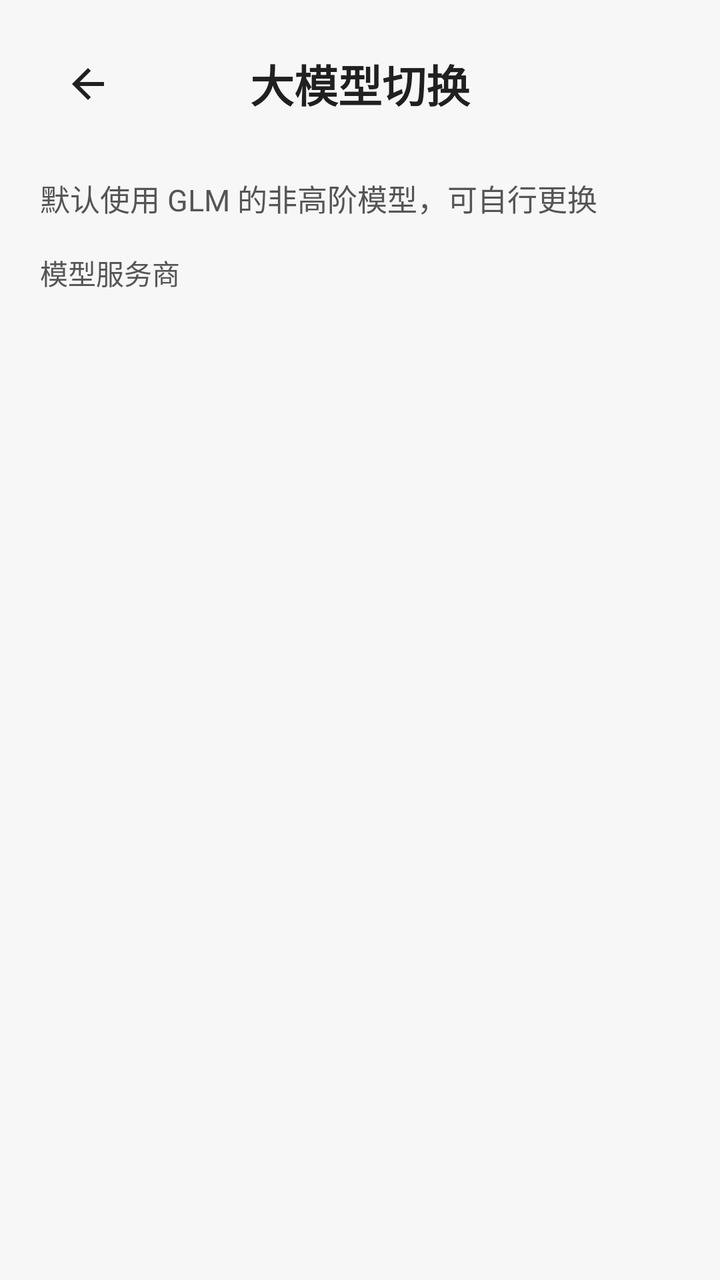
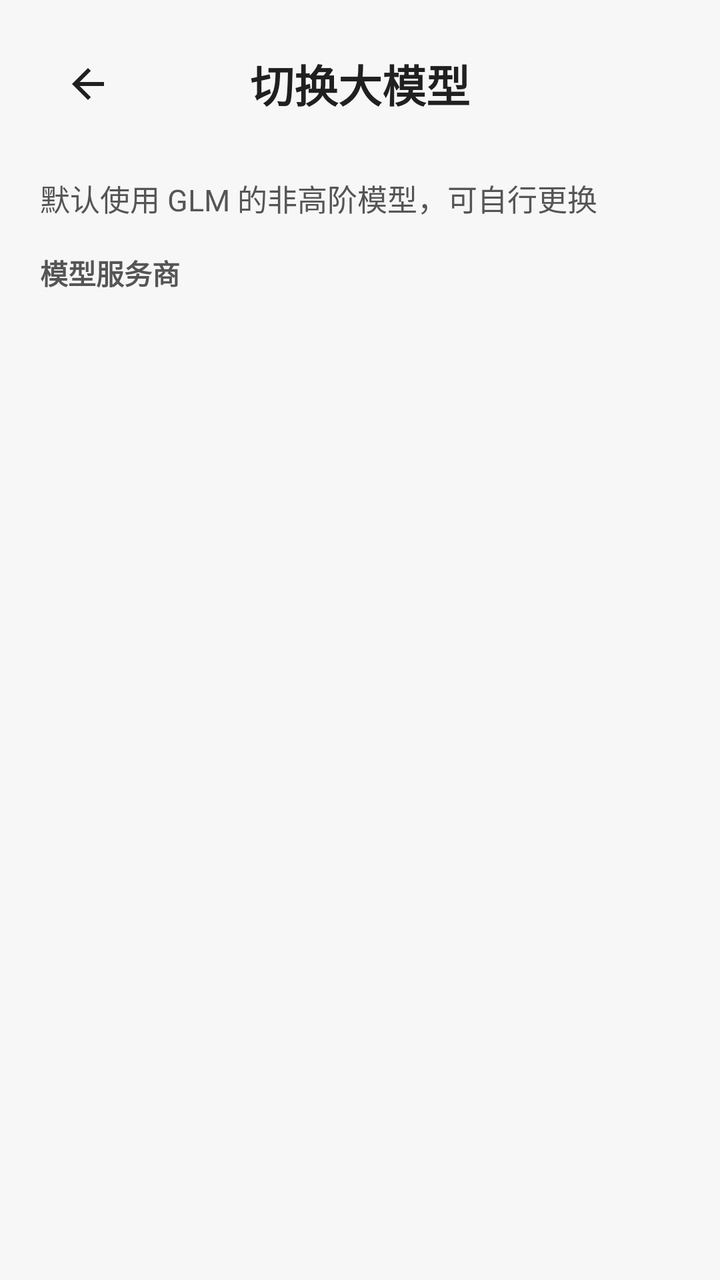

An Android layout rendered at two revisions. The XML below is the earlier revision; the diff shows what the commit changed to produce the second picture.
<!-- AndroidManifest.xml: application theme Theme.Basic -->
<!-- res/layout/fragment_reminder_provider_settings.xml -->
<?xml version="1.0" encoding="utf-8"?>
<ScrollView xmlns:android="http://schemas.android.com/apk/res/android"
    xmlns:app="http://schemas.android.com/apk/res-auto"
    android:layout_width="match_parent"
    android:layout_height="match_parent"
    android:background="#F7F7F7"
    android:clipToPadding="false"
    android:fillViewport="true"
    android:overScrollMode="never">

    <LinearLayout
        android:layout_width="match_parent"
        android:layout_height="wrap_content"
        android:orientation="vertical"
        android:paddingStart="20dp"
        android:paddingTop="14dp"
        android:paddingEnd="20dp"
        android:paddingBottom="32dp">

        <FrameLayout
            android:layout_width="match_parent"
            android:layout_height="56dp"
            android:layout_marginBottom="18dp">

            <ImageButton
                android:id="@+id/btn_provider_settings_back"
                android:layout_width="48dp"
                android:layout_height="48dp"
                android:layout_gravity="start|center_vertical"
                android:background="?attr/selectableItemBackgroundBorderless"
                android:contentDescription="@string/back"
                android:padding="12dp"
                android:src="@drawable/ic_arrow_back" />

            <TextView
                android:layout_width="match_parent"
                android:layout_height="match_parent"
                android:gravity="center"
                android:paddingStart="52dp"
                android:paddingEnd="52dp"
                android:text="@string/reminder_provider_settings"
                android:textColor="#202020"
                android:textSize="22sp"
                android:textStyle="bold" />

        </FrameLayout>

        <TextView
            android:layout_width="match_parent"
            android:layout_height="wrap_content"
            android:layout_marginBottom="16dp"
            android:text="@string/provider_default_description"
            android:textColor="#555555"
            android:textSize="15sp" />

        <TextView
            android:layout_width="match_parent"
            android:layout_height="wrap_content"
            android:layout_marginBottom="8dp"
            android:text="@string/provider_preset"
            android:textColor="#555555"
            android:textSize="14sp" />

        <com.google.android.material.chip.ChipGroup
            android:id="@+id/group_provider_presets"
            android:layout_width="match_parent"
            android:layout_height="wrap_content"
            android:layout_marginBottom="16dp"
            app:selectionRequired="true"
            app:singleSelection="true" />

        <LinearLayout
            android:layout_width="match_parent"
            android:layout_height="wrap_content"
            android:layout_marginBottom="16dp"
            android:orientation="horizontal">

            <com.google.android.material.button.MaterialButton
                android:id="@+id/btn_activate_provider"
                style="@style/Widget.Material3.Button.OutlinedButton"
                android:layout_width="0dp"
                android:layout_height="48dp"
                android:layout_weight="1"
                android:text="@string/provider_activate"
                android:visibility="gone" />

            <com.google.android.material.button.MaterialButton
                android:id="@+id/btn_delete_provider"
                style="@style/Widget.Material3.Button.OutlinedButton"
                android:layout_width="0dp"
                android:layout_height="48dp"
                android:layout_marginStart="10dp"
                android:layout_weight="1"
                android:text="@string/delete"
                android:visibility="gone" />

        </LinearLayout>

        <LinearLayout
            android:id="@+id/container_provider_details"
            android:layout_width="match_parent"
            android:layout_height="wrap_content"
            android:orientation="vertical"
            android:visibility="gone">

            <com.google.android.material.textfield.TextInputLayout
                android:id="@+id/layout_provider_endpoint"
                style="@style/Widget.Material3.TextInputLayout.OutlinedBox"
                android:layout_width="match_parent"
                android:layout_height="wrap_content"
                android:layout_marginBottom="12dp"
                android:hint="@string/provider_endpoint">

                <com.google.android.material.textfield.TextInputEditText
                    android:id="@+id/input_provider_endpoint"
                    android:layout_width="match_parent"
                    android:layout_height="wrap_content"
                    android:inputType="textUri"
                    android:maxLength="2048"
                    android:singleLine="true" />

            </com.google.android.material.textfield.TextInputLayout>

            <com.google.android.material.textfield.TextInputLayout
                android:id="@+id/layout_provider_api_key"
                style="@style/Widget.Material3.TextInputLayout.OutlinedBox"
                android:layout_width="match_parent"
                android:layout_height="wrap_content"
                android:layout_marginBottom="12dp"
                android:hint="@string/provider_api_key"
                app:endIconMode="password_toggle">

                <com.google.android.material.textfield.TextInputEditText
                    android:id="@+id/input_provider_api_key"
                    android:layout_width="match_parent"
                    android:layout_height="wrap_content"
                    android:inputType="textPassword"
                    android:maxLength="4096"
                    android:singleLine="true" />

            </com.google.android.material.textfield.TextInputLayout>

            <TextView
                android:id="@+id/tv_provider_model_label"
                android:layout_width="match_parent"
                android:layout_height="wrap_content"
                android:layout_marginBottom="8dp"
                android:text="@string/provider_model"
                android:textColor="#555555"
                android:textSize="14sp" />

            <com.google.android.material.chip.ChipGroup
                android:id="@+id/group_provider_models"
                android:layout_width="match_parent"
                android:layout_height="wrap_content"
                android:layout_marginBottom="16dp"
                app:selectionRequired="true"
                app:singleSelection="true" />

            <com.google.android.material.textfield.TextInputLayout
                android:id="@+id/layout_provider_model"
                style="@style/Widget.Material3.TextInputLayout.OutlinedBox"
                android:layout_width="match_parent"
                android:layout_height="wrap_content"
                android:layout_marginBottom="16dp"
                android:hint="@string/provider_model"
                android:visibility="gone">

                <com.google.android.material.textfield.TextInputEditText
                    android:id="@+id/input_provider_model"
                    android:layout_width="match_parent"
                    android:layout_height="wrap_content"
                    android:inputType="text"
                    android:maxLength="200"
                    android:singleLine="true" />

            </com.google.android.material.textfield.TextInputLayout>

            <LinearLayout
                android:layout_width="match_parent"
                android:layout_height="wrap_content"
                android:gravity="center_vertical"
                android:orientation="horizontal">

                <com.google.android.material.progressindicator.CircularProgressIndicator
                    android:id="@+id/progress_provider_test"
                    android:layout_width="24dp"
                    android:layout_height="24dp"
                    android:layout_marginEnd="10dp"
                    android:visibility="gone"
                    app:indicatorSize="24dp"
                    app:trackThickness="3dp" />

                <TextView
                    android:id="@+id/tv_provider_test_status"
                    android:layout_width="0dp"
                    android:layout_height="wrap_content"
                    android:layout_weight="1"
                    android:textSize="14sp"
                    android:visibility="gone" />

            </LinearLayout>

            <LinearLayout
                android:layout_width="match_parent"
                android:layout_height="wrap_content"
                android:layout_marginTop="20dp"
                android:orientation="horizontal">

                <com.google.android.material.button.MaterialButton
                    android:id="@+id/btn_test_provider"
                    style="@style/Widget.Material3.Button.OutlinedButton"
                    android:layout_width="0dp"
                    android:layout_height="52dp"
                    android:layout_weight="1"
                    android:text="@string/test_provider" />

                <com.google.android.material.button.MaterialButton
                    android:id="@+id/btn_save_provider"
                    android:layout_width="0dp"
                    android:layout_height="52dp"
                    android:layout_marginStart="10dp"
                    android:layout_weight="1"
                    android:text="@string/test_and_enable_provider" />

            </LinearLayout>

        </LinearLayout>

    </LinearLayout>

</ScrollView>
<!-- resources referenced by this layout -->
<resources>
  <!-- drawable ic_arrow_back (drawable) -->
  <?xml version="1.0" encoding="utf-8"?>
  <vector xmlns:android="http://schemas.android.com/apk/res/android"
      android:width="24dp"
      android:height="24dp"
      android:viewportWidth="24"
      android:viewportHeight="24">
      <path
          android:fillColor="#202020"
          android:pathData="M20,11H7.83L13.42,5.41L12,4L4,12L12,20L13.42,18.59L7.83,13H20V11Z" />
  </vector>
  <string name="back">返回</string>
  <string name="delete">删除</string>
  <string name="provider_activate">启用</string>
  <string name="provider_api_key">API Key</string>
  <string name="provider_default_description">默认使用 GLM 的非高阶模型，可自行更换</string>
  <string name="provider_endpoint">Chat Completions 接口地址</string>
  <string name="provider_model">模型</string>
  <string name="provider_preset">模型服务商</string>
  <string name="reminder_provider_settings">大模型切换</string>
  <string name="test_and_enable_provider">保存并启用</string>
  <string name="test_provider">测试连接</string>
  <style name="Theme.Basic" parent="Base.Theme.Basic" />
  <style name="Base.Theme.Basic" parent="Theme.Material3.DayNight.NoActionBar">
          
          
      </style>
</resources>

<!-- the commit's change to res/layout/fragment_reminder_provider_settings.xml (unified diff, before → after) -->
@@ -46,10 +46,11 @@
         </FrameLayout>
 
         <TextView
+            android:id="@+id/tv_provider_default_description"
             android:layout_width="match_parent"
             android:layout_height="wrap_content"
             android:layout_marginBottom="16dp"
-            android:text="@string/provider_default_description"
+            android:text="@string/provider_default_description_fallback"
             android:textColor="#555555"
             android:textSize="15sp" />
 
@@ -59,6 +60,7 @@
             android:layout_marginBottom="8dp"
             android:text="@string/provider_preset"
             android:textColor="#555555"
+            android:textStyle="bold"
             android:textSize="14sp" />
 
         <com.google.android.material.chip.ChipGroup
@@ -69,32 +71,14 @@
             app:selectionRequired="true"
             app:singleSelection="true" />
 
-        <LinearLayout
-            android:layout_width="match_parent"
-            android:layout_height="wrap_content"
+        <com.google.android.material.button.MaterialButton
+            android:id="@+id/btn_delete_provider"
+            style="@style/Widget.Material3.Button.OutlinedButton"
+            android:layout_width="match_parent"
+            android:layout_height="48dp"
             android:layout_marginBottom="16dp"
-            android:orientation="horizontal">
-
-            <com.google.android.material.button.MaterialButton
-                android:id="@+id/btn_activate_provider"
-                style="@style/Widget.Material3.Button.OutlinedButton"
-                android:layout_width="0dp"
-                android:layout_height="48dp"
-                android:layout_weight="1"
-                android:text="@string/provider_activate"
-                android:visibility="gone" />
-
-            <com.google.android.material.button.MaterialButton
-                android:id="@+id/btn_delete_provider"
-                style="@style/Widget.Material3.Button.OutlinedButton"
-                android:layout_width="0dp"
-                android:layout_height="48dp"
-                android:layout_marginStart="10dp"
-                android:layout_weight="1"
-                android:text="@string/delete"
-                android:visibility="gone" />
-
-        </LinearLayout>
+            android:text="@string/delete"
+            android:visibility="gone" />
 
         <LinearLayout
             android:id="@+id/container_provider_details"
<!-- resource entries referenced after the edit -->
@@ -13,13 +13,12 @@
   </vector>
   <string name="back">返回</string>
   <string name="delete">删除</string>
-  <string name="provider_activate">启用</string>
   <string name="provider_api_key">API Key</string>
-  <string name="provider_default_description">默认使用 GLM 的非高阶模型，可自行更换</string>
+  <string name="provider_default_description_fallback">默认使用 GLM 的非高阶模型，可自行更换</string>
   <string name="provider_endpoint">Chat Completions 接口地址</string>
   <string name="provider_model">模型</string>
   <string name="provider_preset">模型服务商</string>
-  <string name="reminder_provider_settings">大模型切换</string>
+  <string name="reminder_provider_settings">切换大模型</string>
   <string name="test_and_enable_provider">保存并启用</string>
   <string name="test_provider">测试连接</string>
   <style name="Theme.Basic" parent="Base.Theme.Basic" />
